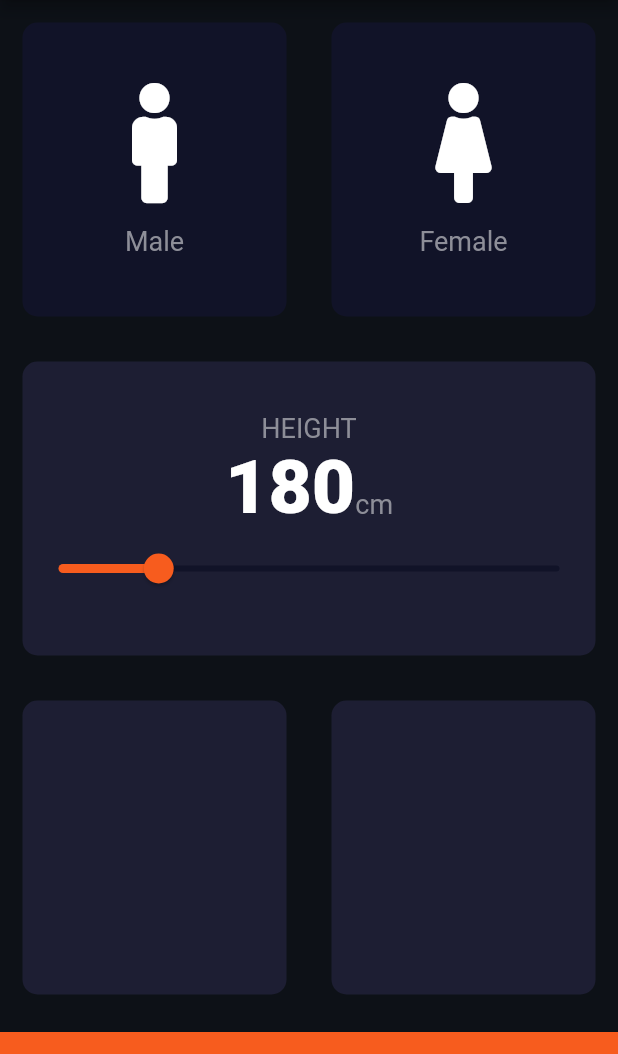
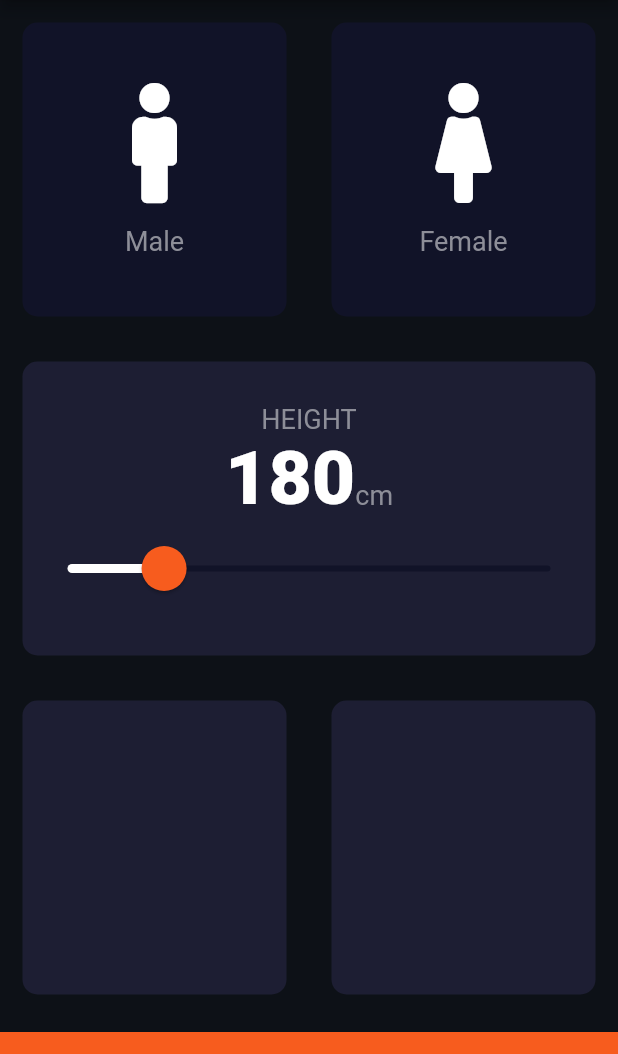
Before and after one commit to Prasoonagrawal/Flutter_Projects, a Flutter app: the screen it shows after launch, on a phone screen of 412 x 824 dp, the part 84-1138 px from its top. Run offline on Flutter 3.47's test engine with Material 2 defaults, Android fonts, the light colour scheme and no system bars; our stand-ins replace font_awesome_flutter, rflutter_alert.

Commit message:
11CHAPTER

```diff
--- a/bmicalculator/lib/constants.dart
+++ b/bmicalculator/lib/constants.dart
@@ -4,6 +4,7 @@ const kBottomContainerHeight = 80.0;
 const kActiveCardColor = Color(0xFF1D1E33);
 const KInactiveCardColor = Color(0xFF111328);
 const kBottomcontainerColor = Color(0xFFF75C1E);
+const kOverlayColor = Color(0x29F75C1E);
 const kLabelTextStyle = TextStyle(
   fontSize: 18.0,
   color: Color(0xFF8D8E98),
--- a/bmicalculator/lib/inputpage.dart
+++ b/bmicalculator/lib/inputpage.dart
@@ -94,18 +94,27 @@ class _InputPageState extends State<InputPage> {
                         )
                       ],
                     ),
-                    Slider(
+                    SliderTheme(
+                      data: SliderTheme.of(context).copyWith(
+                          inactiveTrackColor: KInactiveCardColor,
+                          activeTrackColor: Colors.white,
+                          thumbShape:
+                              RoundSliderThumbShape(enabledThumbRadius: 15),
+                          overlayShape:
+                              RoundSliderOverlayShape(overlayRadius: 30),
+                          thumbColor: kBottomcontainerColor,
+                          overlayColor: kOverlayColor),
+                      child: Slider(
                           value: height.toDouble(),
                           min: 120,
                           max: 420,
-                        activeColor: kBottomcontainerColor,
-                        inactiveColor: KInactiveCardColor,
                           onChanged: (double newvalue) {
                             setState(() {
                               height = newvalue.round();
                             });
                             ;
-                        })
+                          }),
+                    )
                   ],
                 ),
               ),
```
Lines whose indentation alone changed are shown as unchanged.
